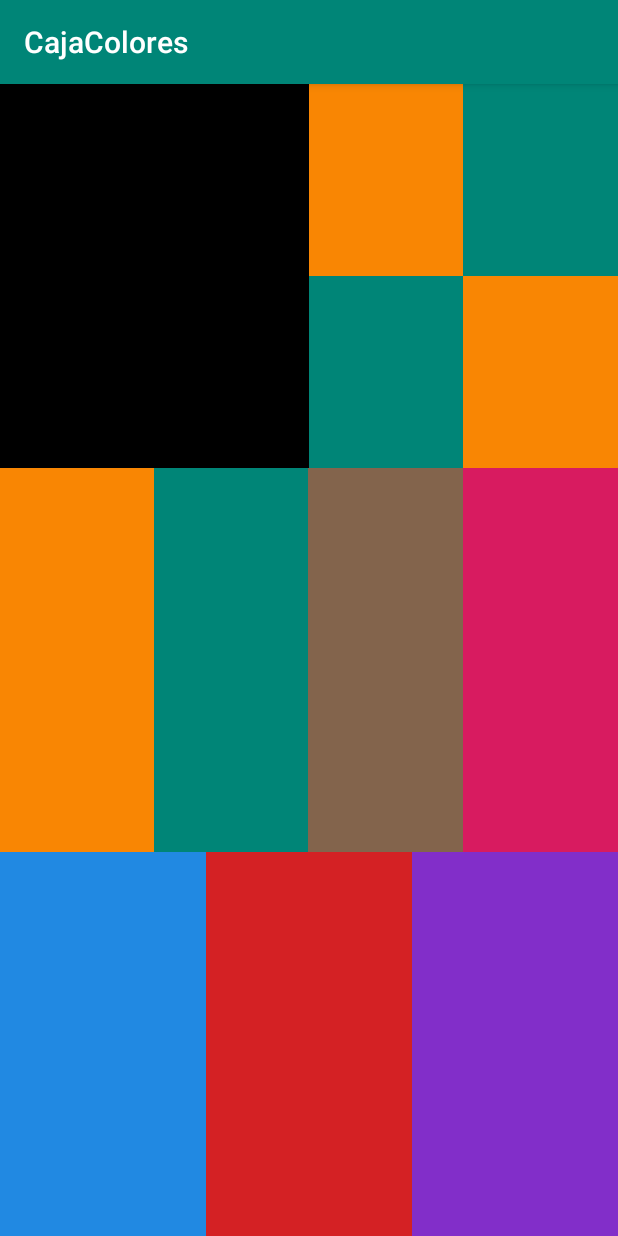
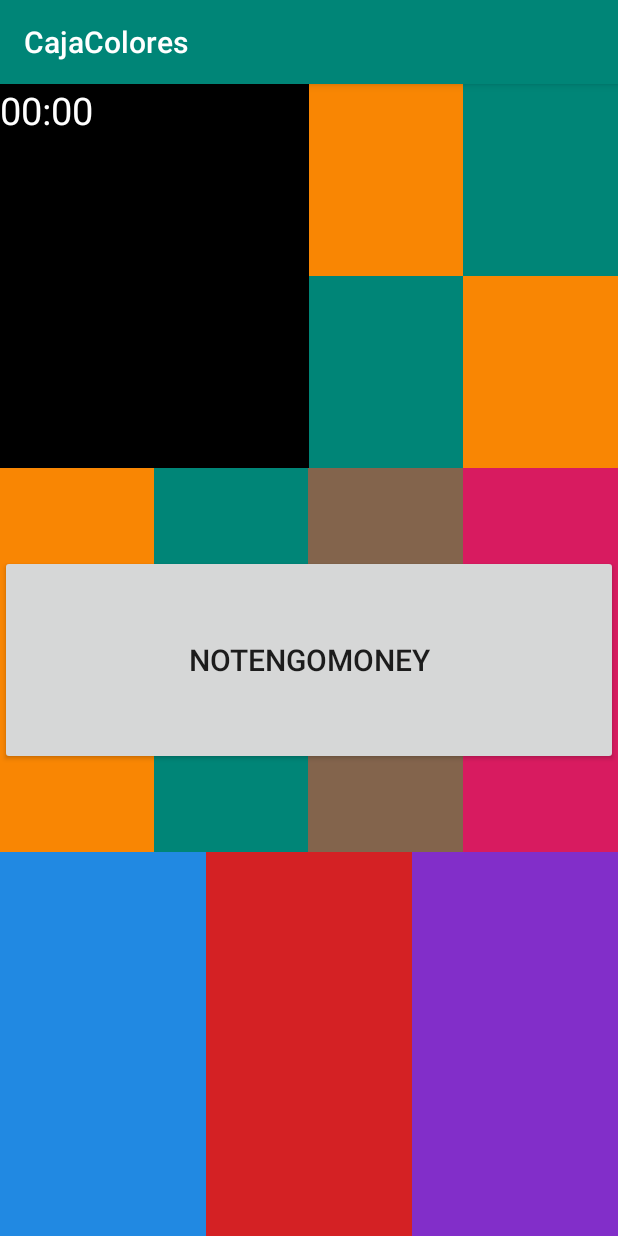
Before and after one commit to pizquita/AndroidCFTIC_Tag, an Android app: the screen it shows after launch (MainActivity), after a tap on an icon or button, on a phone screen of 412 x 824 dp. Run offline under Robolectric (Android 15) with nearby library versions, the phone set to English and light mode, and no system bars.

```diff
--- a/app/src/main/java/basico/android/cftic/edu/cajacolores/MainActivity.java
+++ b/app/src/main/java/basico/android/cftic/edu/cajacolores/MainActivity.java
@@ -1,11 +1,13 @@
 package basico.android.cftic.edu.cajacolores;
 
+import android.os.SystemClock;
 import android.support.v4.content.ContextCompat;
 import android.support.v4.content.res.ResourcesCompat;
 import android.support.v7.app.AppCompatActivity;
 import android.os.Bundle;
 import android.util.Log;
 import android.view.View;
+import android.widget.Chronometer;
 import android.widget.Toast;
 
 public class MainActivity extends AppCompatActivity {
@@ -13,6 +15,8 @@ public class MainActivity extends AppCompatActivity {
 
     private int color_tocado;
     private int nveces;
+    private long tinicial;
+    private long tfinal;
 
     @Override
     protected void onCreate(Bundle savedInstanceState) {
@@ -23,22 +27,45 @@ public class MainActivity extends AppCompatActivity {
 
     }
 
-    private void cerrar ()
+    private void initCrono ()
     {
-        Toast toast = Toast.makeText(this, "FIN DE LA APP", Toast.LENGTH_SHORT);
+        Chronometer c = findViewById(R.id.crono);
+        c.setBase(SystemClock.elapsedRealtime());
+        c.start();
+    }
+    public void ocultarBoton (View v)
+    {
+        Log.d("MIAPP", "Tocó el botón");
+        //TODO quitar el botón u ocultarlo
+        v.setVisibility(View.GONE);
+        this.tinicial = System.currentTimeMillis();
+        initCrono ();
+
+    }
+
+    private void cerrar (long tiempo_total)
+    {
+        long segundos = tiempo_total/1000;
+        Toast toast = Toast.makeText(this, segundos+" segundos", Toast.LENGTH_SHORT);
         toast.show();//informo
         finish();//cierro
     }
     public void cambiaColor(View v)
     {
         Log.d("MIAPP", "TOCÓ CAJA");
+        //v.setVisibility(View.GONE);
         Object tag = v.getTag();//obtengo la info asociada
         if (tag==null)
         {
                 this.nveces++;
                 v.setTag(true);//le hago una marquita a la caja tocada
                 v.setBackgroundColor(this.color_tocado);
-                if (this.nveces==12) {cerrar();}
+                if (this.nveces==12)
+                {
+                    this.tfinal = System.currentTimeMillis();
+                    long total = tfinal-tinicial;
+                    cerrar(total);
+                }
 
         }
 
--- a/app/src/main/res/layout/activity_main.xml
+++ b/app/src/main/res/layout/activity_main.xml
@@ -1,10 +1,13 @@
-<LinearLayout xmlns:android="http://schemas.android.com/apk/res/android"
-    xmlns:app="http://schemas.android.com/apk/res-auto"
+<FrameLayout
+    xmlns:android="http://schemas.android.com/apk/res/android"
     xmlns:tools="http://schemas.android.com/tools"
+    android:layout_height="match_parent"
+    android:layout_width="match_parent"
+    tools:context=".MainActivity">
+<LinearLayout
     android:layout_width="match_parent"
     android:layout_height="match_parent"
-    android:orientation="vertical"
-    tools:context=".MainActivity">
+    android:orientation="vertical">
 
     <LinearLayout
         android:layout_width="match_parent"
@@ -166,3 +169,18 @@
             android:onClick="cambiaColor"></LinearLayout>
     </LinearLayout>
 </LinearLayout>
+    <Chronometer
+        android:layout_width="wrap_content"
+        android:layout_height="wrap_content"
+        android:textColor="@color/colorBlanco"
+        android:textSize="25sp"
+        android:id="@+id/crono"/>
+    <Button
+        android:onClick="ocultarBoton"
+        android:layout_width="match_parent"
+        android:layout_height="140dp"
+        android:text="NOTENGOMONEY"
+        android:textSize="20sp"
+        android:gravity="center"
+        android:layout_gravity="center_vertical"/>
+</FrameLayout>
```
Also changed, not shown: app/src/main/java/basico/android/cftic/edu/cajacolores/Preferencias.java (added, +33 -0 lines).
